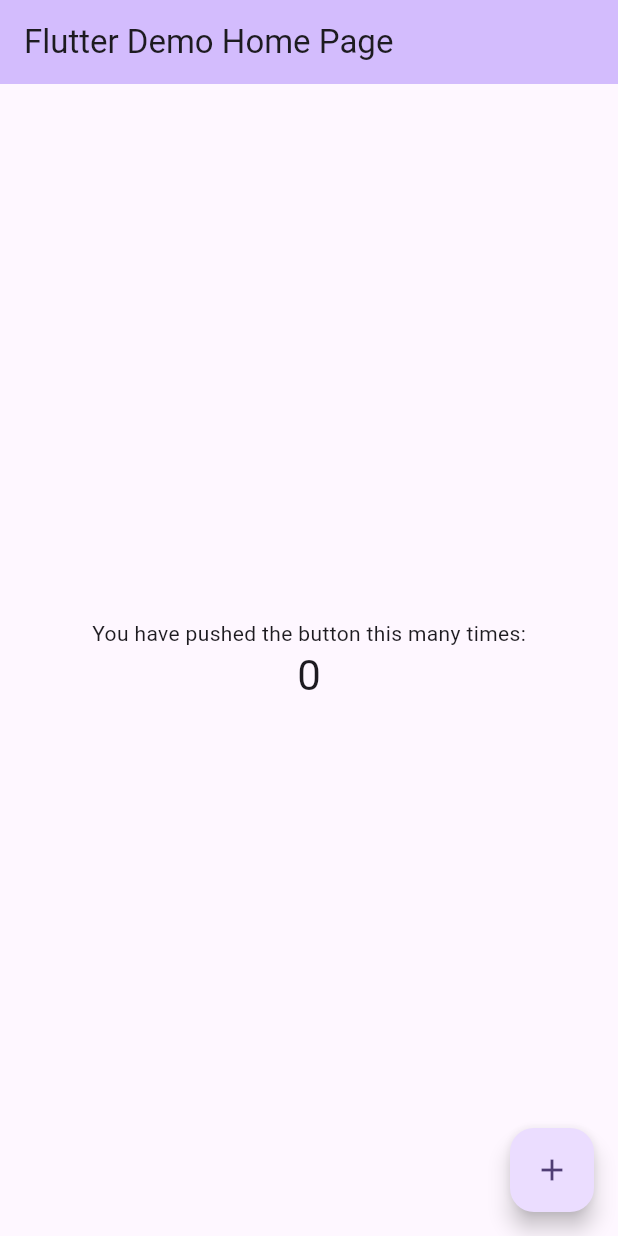
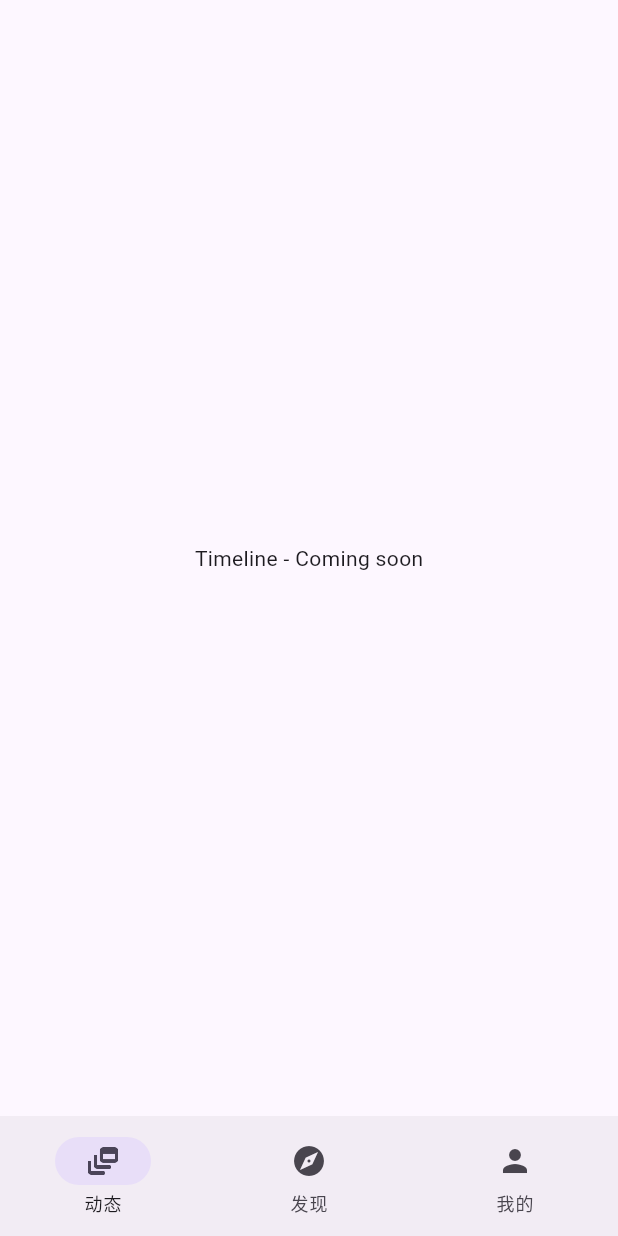
Before and after one commit to liudi4046/AIRadar, a Flutter app: the screen it shows after launch, on a phone screen of 412 x 824 dp. Run offline on Flutter 3.47's test engine with Material 3 defaults, Android fonts, the phone set to English and light mode, and no system bars; our stand-ins replace dio, flutter_riverpod, go_router.

Commit message:
feat: add Flutter app shell with tab navigation and routing
Made-with: Cursor

```diff
--- /dev/null
+++ b/client/lib/app.dart
@@ -0,0 +1,25 @@
+import 'package:flutter/material.dart';
+import 'router.dart';
+
+class AIRadarApp extends StatelessWidget {
+  const AIRadarApp({super.key});
+
+  @override
+  Widget build(BuildContext context) {
+    return MaterialApp.router(
+      title: 'AI 追更',
+      debugShowCheckedModeBanner: false,
+      theme: ThemeData(
+        colorSchemeSeed: const Color(0xFF6750A4),
+        useMaterial3: true,
+        brightness: Brightness.light,
+      ),
+      darkTheme: ThemeData(
+        colorSchemeSeed: const Color(0xFF6750A4),
+        useMaterial3: true,
+        brightness: Brightness.dark,
+      ),
+      routerConfig: router,
+    );
+  }
+}
--- a/client/lib/main.dart
+++ b/client/lib/main.dart
@@ -1,122 +1,7 @@
 import 'package:flutter/material.dart';
+import 'package:flutter_riverpod/flutter_riverpod.dart';
+import 'app.dart';
 
 void main() {
-  runApp(const MyApp());
+  runApp(const ProviderScope(child: AIRadarApp()));
 }
-
-class MyApp extends StatelessWidget {
-  const MyApp({super.key});
-
-  // This widget is the root of your application.
-  @override
-  Widget build(BuildContext context) {
-    return MaterialApp(
-      title: 'Flutter Demo',
-      theme: ThemeData(
-        // This is the theme of your application.
-        //
-        // TRY THIS: Try running your application with "flutter run". You'll see
-        // the application has a purple toolbar. Then, without quitting the app,
-        // try changing the seedColor in the colorScheme below to Colors.green
-        // and then invoke "hot reload" (save your changes or press the "hot
-        // reload" button in a Flutter-supported IDE, or press "r" if you used
-        // the command line to start the app).
-        //
-        // Notice that the counter didn't reset back to zero; the application
-        // state is not lost during the reload. To reset the state, use hot
-        // restart instead.
-        //
-        // This works for code too, not just values: Most code changes can be
-        // tested with just a hot reload.
-        colorScheme: .fromSeed(seedColor: Colors.deepPurple),
-      ),
-      home: const MyHomePage(title: 'Flutter Demo Home Page'),
-    );
-  }
-}
-
-class MyHomePage extends StatefulWidget {
-  const MyHomePage({super.key, required this.title});
-
-  // This widget is the home page of your application. It is stateful, meaning
-  // that it has a State object (defined below) that contains fields that affect
-  // how it looks.
-
-  // This class is the configuration for the state. It holds the values (in this
-  // case the title) provided by the parent (in this case the App widget) and
-  // used by the build method of the State. Fields in a Widget subclass are
-  // always marked "final".
-
-  final String title;
-
-  @override
-  State<MyHomePage> createState() => _MyHomePageState();
-}
-
-class _MyHomePageState extends State<MyHomePage> {
-  int _counter = 0;
-
-  void _incrementCounter() {
-    setState(() {
-      // This call to setState tells the Flutter framework that something has
-      // changed in this State, which causes it to rerun the build method below
-      // so that the display can reflect the updated values. If we changed
-      // _counter without calling setState(), then the build method would not be
-      // called again, and so nothing would appear to happen.
-      _counter++;
-    });
-  }
-
-  @override
-  Widget build(BuildContext context) {
-    // This method is rerun every time setState is called, for instance as done
-    // by the _incrementCounter method above.
-    //
-    // The Flutter framework has been optimized to make rerunning build methods
-    // fast, so that you can just rebuild anything that needs updating rather
-    // than having to individually change instances of widgets.
-    return Scaffold(
-      appBar: AppBar(
-        // TRY THIS: Try changing the color here to a specific color (to
-        // Colors.amber, perhaps?) and trigger a hot reload to see the AppBar
-        // change color while the other colors stay the same.
-        backgroundColor: Theme.of(context).colorScheme.inversePrimary,
-        // Here we take the value from the MyHomePage object that was created by
-        // the App.build method, and use it to set our appbar title.
-        title: Text(widget.title),
-      ),
-      body: Center(
-        // Center is a layout widget. It takes a single child and positions it
-        // in the middle of the parent.
-        child: Column(
-          // Column is also a layout widget. It takes a list of children and
-          // arranges them vertically. By default, it sizes itself to fit its
-          // children horizontally, and tries to be as tall as its parent.
-          //
-          // Column has various properties to control how it sizes itself and
-          // how it positions its children. Here we use mainAxisAlignment to
-          // center the children vertically; the main axis here is the vertical
-          // axis because Columns are vertical (the cross axis would be
-          // horizontal).
-          //
-          // TRY THIS: Invoke "debug painting" (choose the "Toggle Debug Paint"
-          // action in the IDE, or press "p" in the console), to see the
-          // wireframe for each widget.
-          mainAxisAlignment: .center,
-          children: [
-            const Text('You have pushed the button this many times:'),
-            Text(
-              '$_counter',
-              style: Theme.of(context).textTheme.headlineMedium,
-            ),
-          ],
-        ),
-      ),
-      floatingActionButton: FloatingActionButton(
-        onPressed: _incrementCounter,
-        tooltip: 'Increment',
-        child: const Icon(Icons.add),
-      ),
-    );
-  }
-}
--- /dev/null
+++ b/client/lib/router.dart
@@ -0,0 +1,41 @@
+import 'package:flutter/material.dart';
+import 'package:go_router/go_router.dart';
+import 'screens/shell_screen.dart';
+import 'screens/timeline_screen.dart';
+import 'screens/discover_screen.dart';
+import 'screens/profile_screen.dart';
+import 'screens/post_detail_screen.dart';
+import 'screens/entity_screen.dart';
+
+final _rootNavigatorKey = GlobalKey<NavigatorState>();
+
+final router = GoRouter(
+  navigatorKey: _rootNavigatorKey,
+  initialLocation: '/timeline',
+  routes: [
+    StatefulShellRoute.indexedStack(
+      builder: (context, state, shell) => ShellScreen(navigationShell: shell),
+      branches: [
+        StatefulShellBranch(routes: [
+          GoRoute(path: '/timeline', builder: (_, __) => const TimelineScreen()),
+        ]),
+        StatefulShellBranch(routes: [
+          GoRoute(path: '/discover', builder: (_, __) => const DiscoverScreen()),
+        ]),
+        StatefulShellBranch(routes: [
+          GoRoute(path: '/profile', builder: (_, __) => const ProfileScreen()),
+        ]),
+      ],
+    ),
+    GoRoute(
+      parentNavigatorKey: _rootNavigatorKey,
+      path: '/post/:id',
+      builder: (_, state) => PostDetailScreen(postId: state.pathParameters['id']!),
+    ),
+    GoRoute(
+      parentNavigatorKey: _rootNavigatorKey,
+      path: '/entity/:id',
+      builder: (_, state) => EntityScreen(entityId: state.pathParameters['id']!),
+    ),
+  ],
+);
--- /dev/null
+++ b/client/lib/screens/shell_screen.dart
@@ -0,0 +1,25 @@
+import 'package:flutter/material.dart';
+import 'package:go_router/go_router.dart';
+
+class ShellScreen extends StatelessWidget {
+  final StatefulNavigationShell navigationShell;
+
+  const ShellScreen({super.key, required this.navigationShell});
+
+  @override
+  Widget build(BuildContext context) {
+    return Scaffold(
+      body: navigationShell,
+      bottomNavigationBar: NavigationBar(
+        selectedIndex: navigationShell.currentIndex,
+        onDestinationSelected: (i) => navigationShell.goBranch(i,
+            initialLocation: i == navigationShell.currentIndex),
+        destinations: const [
+          NavigationDestination(icon: Icon(Icons.dynamic_feed), label: '动态'),
+          NavigationDestination(icon: Icon(Icons.explore), label: '发现'),
+          NavigationDestination(icon: Icon(Icons.person), label: '我的'),
+        ],
+      ),
+    );
+  }
+}
--- /dev/null
+++ b/client/lib/screens/timeline_screen.dart
@@ -0,0 +1,12 @@
+import 'package:flutter/material.dart';
+
+class TimelineScreen extends StatelessWidget {
+  const TimelineScreen({super.key});
+
+  @override
+  Widget build(BuildContext context) {
+    return const Scaffold(
+      body: Center(child: Text('Timeline - Coming soon')),
+    );
+  }
+}
```
Also changed, not shown: client/lib/providers.dart (added, +10 -0 lines), client/lib/screens/discover_screen.dart (added, +12 -0 lines), client/lib/screens/entity_screen.dart (added, +14 -0 lines), client/lib/screens/post_detail_screen.dart (added, +14 -0 lines), client/lib/screens/profile_screen.dart (added, +12 -0 lines), 1 other file.
